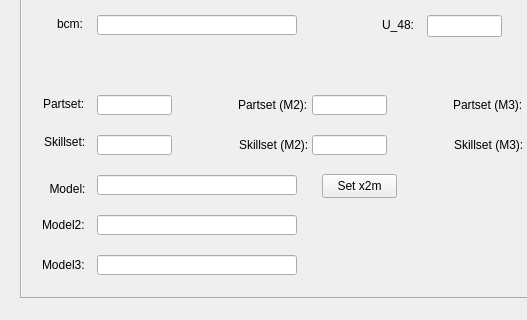
This is mainwindow.ui in eterniti/xv2skillcreat as Qt 5 draws it before an edit; both pictures show x 0 to 527 and y 580 to 900 of the 681 by 900 pixel window. The edited form follows.
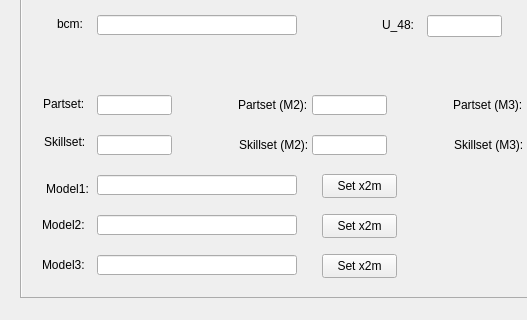
This is the edited form. The open tabs and pages were chosen to show the change.

Commit message: Initial support for link/embed model2/3

```diff
--- a/mainwindow.ui
+++ b/mainwindow.ui
@@ -1434,7 +1434,7 @@
        </rect>
       </property>
       <property name="text">
-       <string>Model:</string>
+       <string>Model1:</string>
       </property>
       <property name="flat">
        <bool>true</bool>
@@ -1683,6 +1683,32 @@
        <string>Skillset (M3):</string>
       </property>
      </widget>
+     <widget class="QPushButton" name="cusCharaAttach2Button">
+      <property name="geometry">
+       <rect>
+        <x>300</x>
+        <y>700</y>
+        <width>75</width>
+        <height>24</height>
+       </rect>
+      </property>
+      <property name="text">
+       <string>Set x2m</string>
+      </property>
+     </widget>
+     <widget class="QPushButton" name="cusCharaAttach3Button">
+      <property name="geometry">
+       <rect>
+        <x>300</x>
+        <y>740</y>
+        <width>75</width>
+        <height>24</height>
+       </rect>
+      </property>
+      <property name="text">
+       <string>Set x2m</string>
+      </property>
+     </widget>
     </widget>
     <widget class="QWidget" name="idbTab">
      <property name="autoFillBackground">
```
The commit also changes 3 other files.
